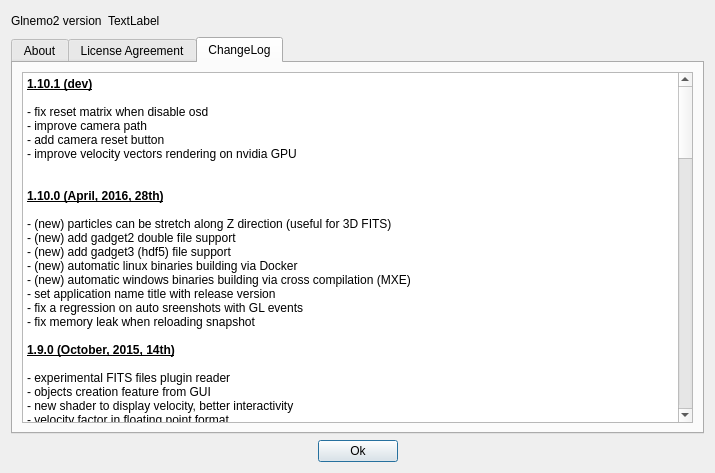
First picture: the form in src/formabout.ui, repository jcldc/glnemo2, before the edit.
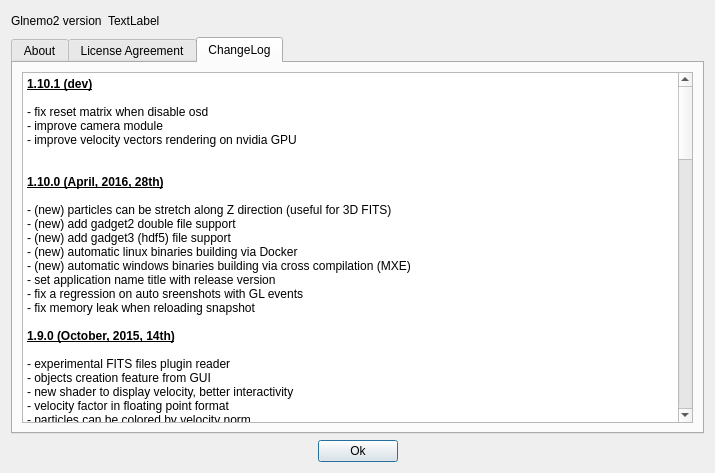
Second picture: the form after the edit. The open tabs and pages were chosen to show the change. Icons and pictures are not drawn.

Commit message: improve camera module, use shaders

```diff
--- a/src/formabout.ui
+++ b/src/formabout.ui
@@ -1030,8 +1030,7 @@
 &lt;p style=&quot; margin-top:0px; margin-bottom:0px; margin-left:0px; margin-right:0px; -qt-block-indent:0; text-indent:0px;&quot;&gt;&lt;span style=&quot; font-weight:600; text-decoration: underline;&quot;&gt;1.10.1 (dev)&lt;/span&gt;&lt;/p&gt;
 &lt;p style=&quot;-qt-paragraph-type:empty; margin-top:0px; margin-bottom:0px; margin-left:0px; margin-right:0px; -qt-block-indent:0; text-indent:0px;&quot;&gt;&lt;br /&gt;&lt;/p&gt;
 &lt;p style=&quot; margin-top:0px; margin-bottom:0px; margin-left:0px; margin-right:0px; -qt-block-indent:0; text-indent:0px;&quot;&gt;- fix reset matrix when disable osd&lt;/p&gt;
-&lt;p style=&quot; margin-top:0px; margin-bottom:0px; margin-left:0px; margin-right:0px; -qt-block-indent:0; text-indent:0px;&quot;&gt;- improve camera path&lt;/p&gt;
-&lt;p style=&quot; margin-top:0px; margin-bottom:0px; margin-left:0px; margin-right:0px; -qt-block-indent:0; text-indent:0px;&quot;&gt;- add camera reset button&lt;/p&gt;
+&lt;p style=&quot; margin-top:0px; margin-bottom:0px; margin-left:0px; margin-right:0px; -qt-block-indent:0; text-indent:0px;&quot;&gt;- improve camera module&lt;/p&gt;
 &lt;p style=&quot; margin-top:0px; margin-bottom:0px; margin-left:0px; margin-right:0px; -qt-block-indent:0; text-indent:0px;&quot;&gt;- improve velocity vectors rendering on nvidia GPU&lt;br /&gt;&lt;/p&gt;
 &lt;p style=&quot;-qt-paragraph-type:empty; margin-top:0px; margin-bottom:0px; margin-left:0px; margin-right:0px; -qt-block-indent:0; text-indent:0px; font-weight:600; text-decoration: underline;&quot;&gt;&lt;br /&gt;&lt;/p&gt;
 &lt;p style=&quot; margin-top:0px; margin-bottom:0px; margin-left:0px; margin-right:0px; -qt-block-indent:0; text-indent:0px;&quot;&gt;&lt;span style=&quot; font-weight:600; text-decoration: underline;&quot;&gt;1.10.0 (April, 2016, 28th)&lt;/span&gt;&lt;/p&gt;
```
Left out of the diff: 4 changed lines with no effect on the pictures. The commit also changes 8 other files.
